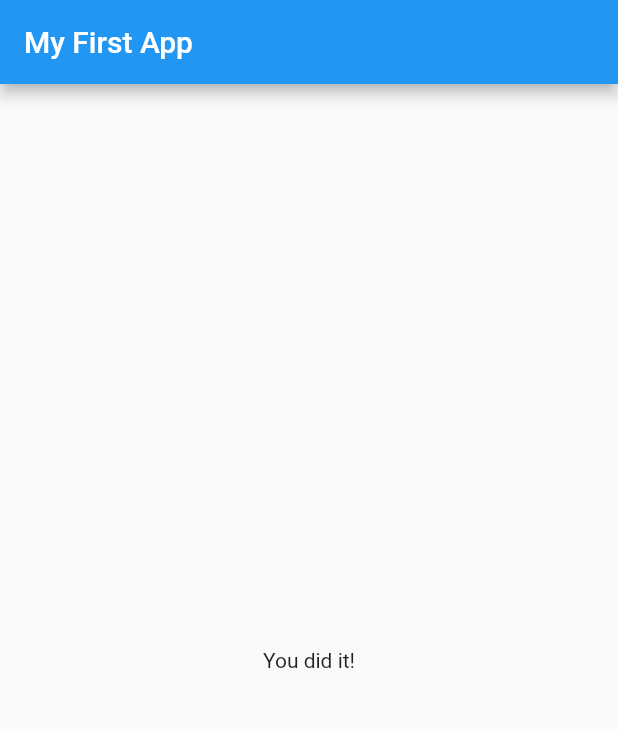
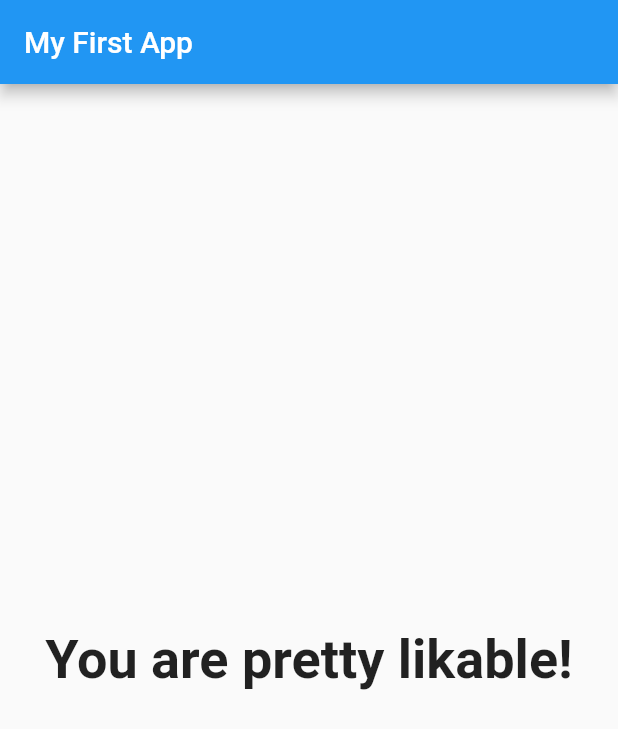
Before and after one commit to emtalen/flutter_learning, a Flutter app: the screen it shows after launch, after a tap on "Black", after a tap on "Horse", after a tap on "A Fresh Sallad", on a phone screen of 412 x 824 dp. Shown: the top 729 px of the screen. Run offline on Flutter 3.47's test engine with Material 2 defaults, Android fonts, the phone set to English and light mode, and no system bars.

```diff
--- a/lib/main.dart
+++ b/lib/main.dart
@@ -17,35 +17,38 @@ class _MyAppState extends State<MyApp> {
     {
       'questionText': 'What\'s your favorite color?',
       'answers': [
-        'Black',
-        'Red',
-        'Green',
-        'White',
+        {'text': 'Black', 'score': 10},
+        {'text': 'Red', 'score': 5},
+        {'text': 'Green', 'score': 3},
+        {'text': 'White', 'score': 1},
       ]
     },
     {
       'questionText': 'What\'s your favorite animal?',
       'answers': [
-        'Rabbit',
-        'Horse',
-        'Elephant',
-        'Lion',
+        {'text': 'Snake', 'score': 10},
+        {'text': 'Horse', 'score': 1},
+        {'text': 'Elephant', 'score': 3},
+        {'text': 'Lion', 'score': 7},
       ]
     },
     {
       'questionText': 'What\'s your favorite food?',
       'answers': [
-        'Hamburger',
-        'Sushi',
-        'A Fresh Sallad',
-        'Pizza',
+        {'text': 'Hamburger', 'score': 6},
+        {'text': 'Sushi', 'score': 4},
+        {'text': 'A Fresh Sallad', 'score': 1},
+        {'text': 'Pizza', 'score': 10},
       ]
     },
   ];
 
   var _questionsIndex = 0;
+  var _totalScore = 0;
 
-  void _answerQuestion() {
+  void _answerQuestion(int score) {
+    _totalScore += score;
+
     setState(() {
       _questionsIndex = _questionsIndex + 1;
     });
@@ -65,7 +68,7 @@ class _MyAppState extends State<MyApp> {
                 questionsIndex: _questionsIndex,
                 questions: _questions,
               )
-            : Result(),
+            : Result(_totalScore),
       ),
     );
   }
--- a/lib/quiz.dart
+++ b/lib/quiz.dart
@@ -18,9 +18,9 @@ Quiz({@required this.questions, @required this.answerQuestion, @required this.qu
         Question(
           questions[questionsIndex]['questionText'],
         ),
-        ...(questions[questionsIndex]['answers'] as List<String>)
+        ...(questions[questionsIndex]['answers'] as List<Map<String, Object>>)
             .map((answer) {
-          return Answer(answerQuestion, answer);
+          return Answer(() => answerQuestion(answer['score']), answer['text']);
         }).toList()
       ],
     );
--- a/lib/result.dart
+++ b/lib/result.dart
@@ -1,10 +1,30 @@
 import 'package:flutter/material.dart';
 
 class Result extends StatelessWidget {
+  final int resultScore;
+  Result(this.resultScore);
+
+  String get resultPhrase {
+    var resultText = 'You did it!';
+    if (resultScore <= 8) {
+      resultText = 'You are awesome and innocent!';
+    } else if (resultScore <= 12) {
+      resultText = 'You are pretty likable!';
+    } else if (resultScore <= 16) {
+      resultText = 'You are... strange?!';
+    } else {
+      resultText = 'You are so bad!';
+    }
+    return resultText;
+  }
+
   @override
   Widget build(BuildContext context) {
     return Center(
-      child: Text('You did it!'),
+      child: Text(
+        resultPhrase,
+        style: TextStyle(fontSize: 36, fontWeight: FontWeight.bold),
+      ),
     );
   }
 }
```
